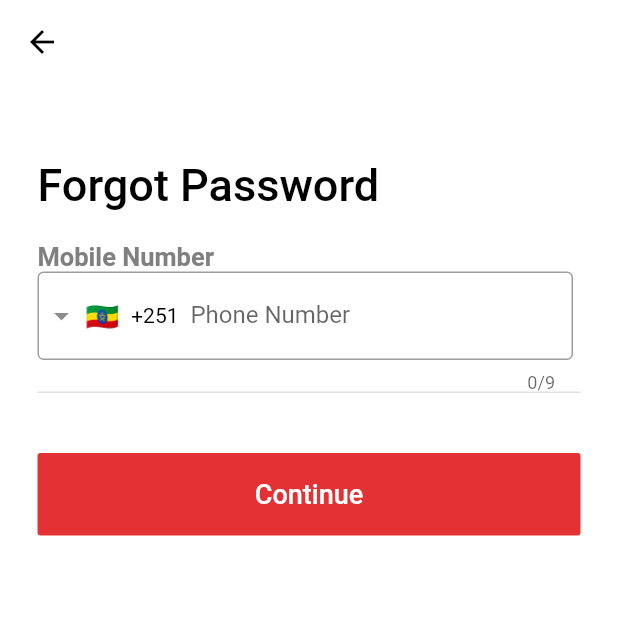
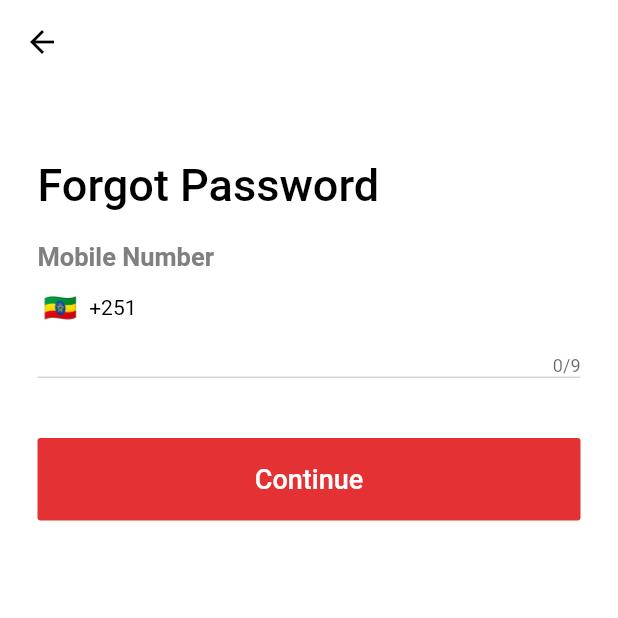
Before and after one commit to mikiyasET/Shilengae_App, a Flutter app: the ForgetPassword screen opened directly, on a phone screen of 412 x 824 dp, the top half of it. Run offline on Flutter 3.47's test engine with Material 2 defaults, Android fonts, the phone set to English and light mode, and no system bars; drawn by our look-alikes of intl_phone_field; our stand-ins replace easy_localization, fluttertoast, pin_code_fields.

Commit message:
Minor Changes - Localization

```diff
--- a/lib/screens/forgot.dart
+++ b/lib/screens/forgot.dart
@@ -1,5 +1,6 @@
 import 'package:intl_phone_field/intl_phone_field.dart';
 import 'package:flutter/material.dart';
+import 'package:easy_localization/easy_localization.dart';
 
 class ForgetPassword extends StatefulWidget {
   @override
@@ -7,6 +8,8 @@ class ForgetPassword extends StatefulWidget {
 }
 
 class _ForgetPasswordState extends State<ForgetPassword> {
+  TextEditingController phoneController = TextEditingController();
+  String countrycode;
   @override
   Widget build(BuildContext context) {
     return Scaffold(
@@ -22,56 +25,47 @@ class _ForgetPasswordState extends State<ForgetPassword> {
             crossAxisAlignment: CrossAxisAlignment.start,
             children: [
               Text(
-                "Forgot Password",
+                "forgotPassword".tr().toString(),
                 style: TextStyle(fontSize: 30.0, fontWeight: FontWeight.w500),
               ),
               SizedBox(height: 20),
               Text(
-                "Mobile Number",
+                "mobileNumber".tr().toString(),
                 style: TextStyle(
                   color: Color(0xff808080),
                   fontWeight: FontWeight.w600,
                   fontSize: 17,
                 ),
               ),
-              TextField(
-                style: TextStyle(
-                    fontSize: 17, height: 1.3, fontWeight: FontWeight.w700),
-                keyboardType: TextInputType.number,
-                cursorColor: Colors.teal,
-                scrollPadding: EdgeInsets.only(left: 40.0),
-                decoration: InputDecoration(
-                  border: UnderlineInputBorder(
-                    borderSide: new BorderSide(
-                      color: Colors.grey[300],
-                    ),
+              Container(
+                decoration: BoxDecoration(
+                  border: Border(
+                    bottom: BorderSide(
+                        color: Theme.of(context).secondaryHeaderColor),
                   ),
-                  enabledBorder: UnderlineInputBorder(
-                    borderSide: new BorderSide(
-                      color: Colors.grey[300],
-                    ),
+                ),
+                child: IntlPhoneField(
+                  onSubmitted: (ass) {
+                    print("ssdsooo");
+                  },
+                  onSaved: (val) {
+                    print("hooo");
+                  },
+                  onTap: () {
+                    print("hi");
+                  },
+                  controller: phoneController,
+                  showDropdownIcon: false,
+                  decoration: InputDecoration(
+                    border: InputBorder.none,
+                    enabledBorder: InputBorder.none,
+                    focusedBorder: InputBorder.none,
                   ),
-                  focusedBorder: UnderlineInputBorder(
-                    borderSide: new BorderSide(
-                      color: Colors.grey[300],
-                    ),
-                  ),
-                  prefixIcon: Padding(
-                    padding: const EdgeInsets.only(right: 5.0),
-                    child: IntlPhoneField(
-                      onTap: () {},
-                      decoration: InputDecoration(
-                        labelText: 'Phone Number',
-                        border: OutlineInputBorder(
-                          borderSide: BorderSide(),
-                        ),
-                      ),
-                      initialCountryCode: "+251",
-                      onChanged: (phone) {
-                        print(phone.completeNumber);
-                      },
-                    ),
-                  ),
+                  keyboardType: TextInputType.number,
+                  initialCountryCode: 'ET',
+                  onChanged: (phone) {
+                    countrycode = phone.countryCode;
+                  },
                 ),
               ),
               SizedBox(height: 40),
@@ -83,7 +77,7 @@ class _ForgetPasswordState extends State<ForgetPassword> {
                   minWidth: MediaQuery.of(context).size.width,
                   onPressed: () {},
                   child: Text(
-                    "Continue",
+                    "continue".tr().toString(),
                     style: TextStyle(
                       color: Colors.white,
                       fontSize: 18.0,
--- a/lib/screens/loginInputs.dart
+++ b/lib/screens/loginInputs.dart
@@ -43,7 +43,7 @@ class _LoginInputsState extends State<LoginInputs> {
               enabledBorder: InputBorder.none,
               focusedBorder: InputBorder.none,
             ),
-            keyboardType: TextInputType.text,
+            keyboardType: TextInputType.number,
             initialCountryCode: 'ET',
             onChanged: (phone) {
               countrycode = phone.countryCode;
```
